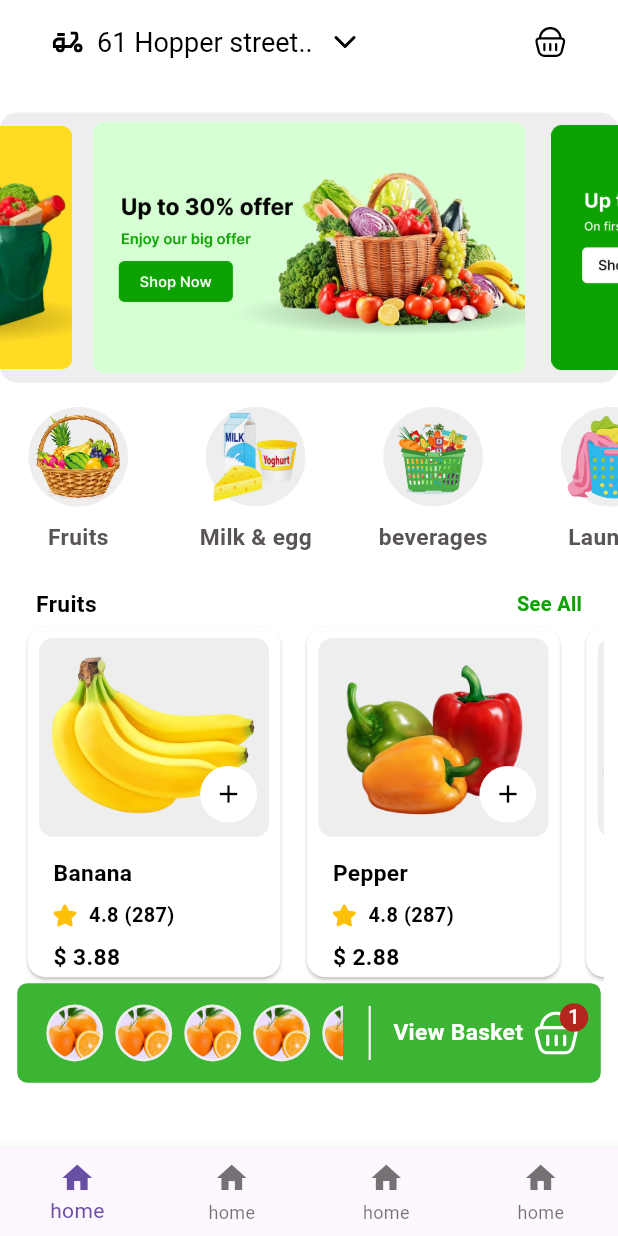
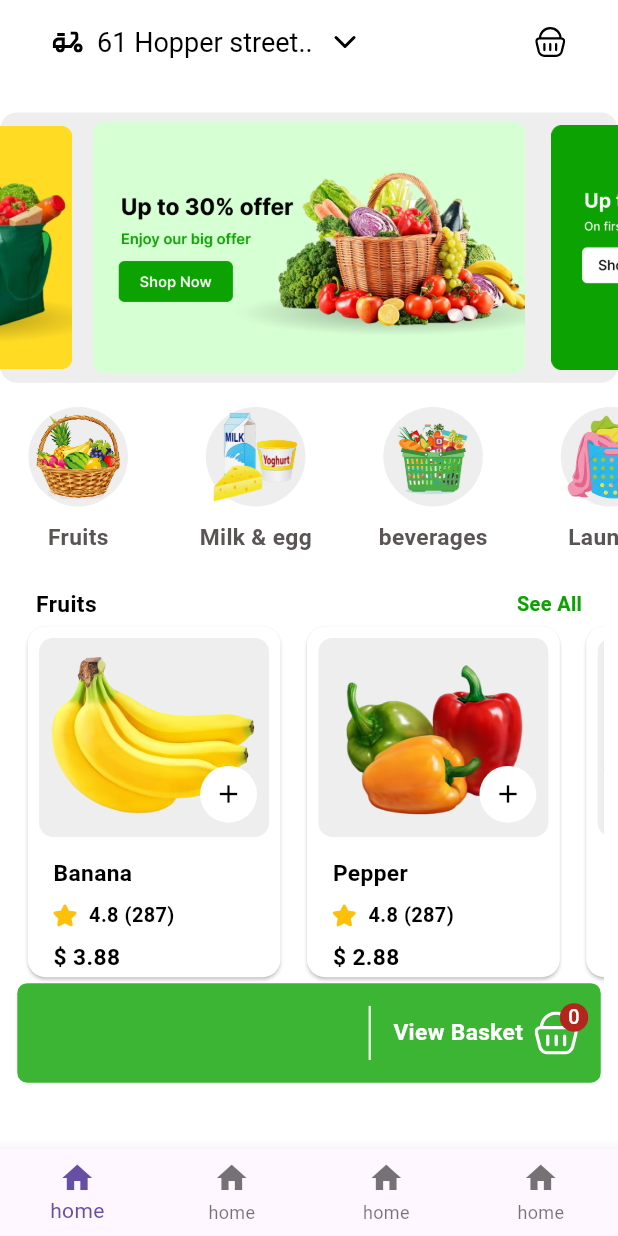
Before and after one commit to AmrReda92/grocery_app, a Flutter app: the screen it shows after launch, on a phone screen of 412 x 824 dp. Run offline on Flutter 3.47's test engine with Material 3 defaults, Android fonts, the phone set to English and light mode, and no system bars; drawn by our look-alikes of carousel_slider; our stand-ins replace flutter_screenutil, flutter_svg.

Commit message:
add logic to home screen

```diff
--- a/lib/features/home/data/model/category_model.dart
+++ b/lib/features/home/data/model/category_model.dart
@@ -41,7 +41,8 @@ class ProductModel {
   final String rateNumbers;
   final String price;
 
-  ProductModel({ required this.name,required this.image,required this.rate, required this.rateNumbers, required this.price});
+
+  ProductModel({required this.name,required this.image,required this.rate, required this.rateNumbers, required this.price});
 
 }
 
--- a/lib/features/home/ui/home_screen.dart
+++ b/lib/features/home/ui/home_screen.dart
@@ -1,16 +1,35 @@
 import 'package:flutter/material.dart';
 import 'package:flutter_screenutil/flutter_screenutil.dart';
 import 'package:flutter_svg/flutter_svg.dart';
-import 'package:grocery_app/core/models/app_colors.dart';
 import 'package:grocery_app/core/models/app_images.dart';
 import 'package:grocery_app/core/models/app_text_style.dart';
+import 'package:grocery_app/features/home/data/model/category_model.dart';
 import 'package:grocery_app/features/home/widgets/list_horizontal_view.dart';
 import 'package:grocery_app/features/home/widgets/tape_shopping_list.dart';
 import '../widgets/carrosel.dart';
 import '../widgets/grid_horizontal_view.dart';
 
-class HomeScreen extends StatelessWidget {
+class HomeScreen extends StatefulWidget {
   const HomeScreen({super.key});
+
+  @override
+  State<HomeScreen> createState() => _HomeScreenState();
+}
+
+class _HomeScreenState extends State<HomeScreen> {
+  final List<ProductModel> basket =[];
+
+  void addToCart ( ProductModel product){
+    setState(() {
+      basket.add(product);
+    });
+  }
+
+  void removeFromCart (ProductModel product){
+    setState(() {
+      basket.remove(product);
+    });
+  }
 
   @override
   Widget build(BuildContext context) {
@@ -53,9 +72,13 @@ class HomeScreen extends StatelessWidget {
              ),
              SizedBox(
                height: 255.h,
-               child: ListHorizontalView() ,
+               child: ListHorizontalView(
+                 onAdd: addToCart,
+                 onRemove: removeFromCart,
+                 basket: basket,
+               ) ,
              ),
-             TapeShoppingList(),
+             TapeShoppingList(basket: basket,),
 
           ]
          ),
--- a/lib/features/home/widgets/item_list_product.dart
+++ b/lib/features/home/widgets/item_list_product.dart
@@ -8,8 +8,10 @@ import '../../../core/models/app_images.dart';
 import '../../../core/models/app_text_style.dart';
 
 class ItemListProduct extends StatelessWidget {
+  final  Function(ProductModel) onTap ;
   final ProductModel productModel ;
-  const ItemListProduct({super.key, required this.productModel});
+  final bool isSelected ;
+  const ItemListProduct({super.key, required this.productModel, required this.onTap, required this.isSelected});
 
   @override
   Widget build(BuildContext context) {
@@ -35,10 +37,16 @@ class ItemListProduct extends StatelessWidget {
                   Positioned(
                       bottom: 10.h,
                       right: 8,
-                      child: CircleAvatar(
-                          radius: 20.r,
-                          backgroundColor: Colors.white,
-                          child: Icon(Icons.add,size:20 ,color: Colors.black,))
+                      child: GestureDetector(
+                        onTap: (){
+                          onTap(productModel);
+                        } ,
+                        child: CircleAvatar(
+                            radius: 20.r,
+                            backgroundColor: Colors.white,
+                            child: isSelected ? Icon(Icons.close,size:20 ,color: Colors.black,) : Icon(Icons.add,size:20 ,color: Colors.black,)
+                        ),
+                      )
                   )
                 ],
               ),
--- a/lib/features/home/widgets/list_horizontal_view.dart
+++ b/lib/features/home/widgets/list_horizontal_view.dart
@@ -1,14 +1,13 @@
 import 'package:flutter/material.dart';
 import 'package:flutter_screenutil/flutter_screenutil.dart';
-import 'package:flutter_svg/flutter_svg.dart';
-import 'package:grocery_app/core/models/app_colors.dart';
-import 'package:grocery_app/core/models/app_images.dart';
-import 'package:grocery_app/core/models/app_text_style.dart';
 import 'package:grocery_app/features/home/data/model/category_model.dart';
 import 'package:grocery_app/features/home/widgets/item_list_product.dart';
 
 class ListHorizontalView extends StatelessWidget {
-  const ListHorizontalView({super.key});
+  final List<ProductModel> basket ;
+  final  Function(ProductModel) onAdd ;
+  final  Function(ProductModel) onRemove;
+  const ListHorizontalView({super.key, required this.onAdd, required this.onRemove, required this.basket});
 
   @override
   Widget build(BuildContext context) {
@@ -19,7 +18,11 @@ class ListHorizontalView extends StatelessWidget {
           itemCount: 4,
           itemBuilder: (context,index){
            final model = itemProduct[index];
-            return ItemListProduct(productModel: model);
+           final isSelected = basket.contains(model);
+            return ItemListProduct(
+              productModel: model,
+              onTap: isSelected? onRemove : onAdd, isSelected: isSelected ,
+            );
           }
       ),
     );
--- a/lib/features/home/widgets/tape_shopping_list.dart
+++ b/lib/features/home/widgets/tape_shopping_list.dart
@@ -4,9 +4,11 @@ import 'package:flutter_svg/svg.dart';
 import '../../../core/models/app_colors.dart';
 import '../../../core/models/app_images.dart';
 import '../../../core/models/app_text_style.dart';
+import '../data/model/category_model.dart';
 
 class TapeShoppingList extends StatelessWidget {
-  const TapeShoppingList({super.key});
+  final List<ProductModel> basket;
+  const TapeShoppingList({super.key, required this.basket});
 
   @override
   Widget build(BuildContext context) {
@@ -23,7 +25,7 @@ class TapeShoppingList extends StatelessWidget {
             children: [
               Expanded(
                 child: ListView.builder(
-                  itemCount: 20,
+                  itemCount: basket.length,
                   scrollDirection: Axis.horizontal,
                   itemBuilder: (BuildContext context, int index) {
                     return Padding(
@@ -41,13 +43,12 @@ class TapeShoppingList extends StatelessWidget {
                           ),
                           CircleAvatar(
                             radius: 18.r,
-                            backgroundImage: AssetImage("assets/home/orange.png"),
+                            backgroundImage: AssetImage(basket[index].image),
                           ),
                         ],
                       ),
                     ) ;
                   },
-
                 ),
               ),
               SizedBox(width: 10.w,),
@@ -64,7 +65,7 @@ class TapeShoppingList extends StatelessWidget {
                     style: AppTextStyle.font16.copyWith(color: Colors.white,fontWeight: FontWeight.bold),),
                   SizedBox(width: 8.w,),
                   Badge(
-                    label: Text("1",style: TextStyle(fontSize: 14.sp),),
+                    label: Text(basket.length.toString(),style: TextStyle(fontSize: 14.sp),),
                     child: SvgPicture.asset(AppImages.shopping,width: 30.w,colorFilter: ColorFilter.mode(
                       Colors.white,
                       BlendMode.srcIn,  // or srcATop, multiply, overlay, etc.
```
